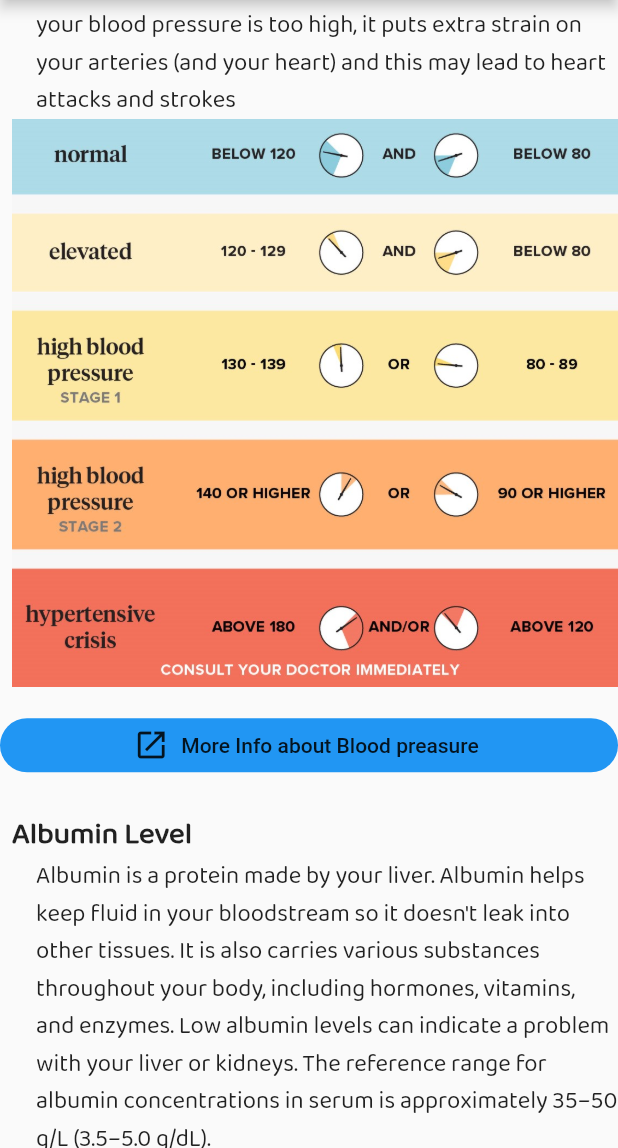
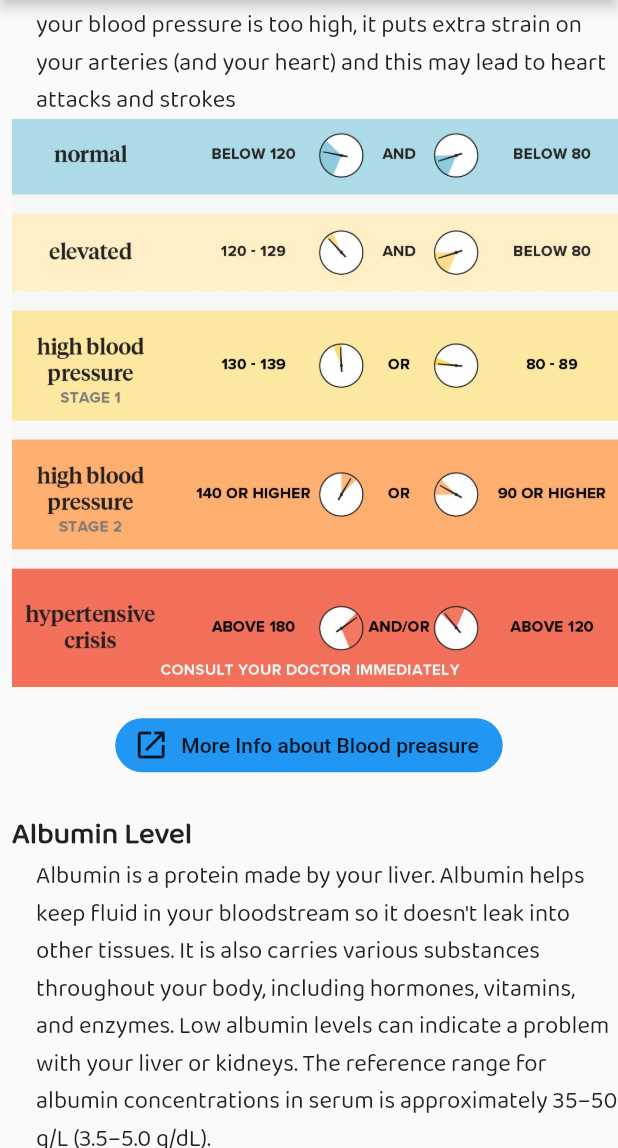
Before and after one commit to KushanChamindu/health-care-support-system, a Flutter app: the CKDMessageAbout screen opened by its route, scrolled down 576 dp, on a phone screen of 412 x 824 dp, the part 88-1236 px from its top. Run offline on Flutter 3.47's test engine with Material 2 defaults, Android fonts, the phone set to English and light mode, and no system bars; our stand-ins replace cloud_firestore, curved_navigation_bar, datetime_picker_formfield, firebase_auth, firebase_storage, fl_chart and 6 more; missing offline and left inert: flutter_dialogflow; accounts and stored records are empty; project files that could hold a hidden picture were left out.

Commit message:
minor changes

```diff
--- a/lib/Pages/CKD_pages/CKD_message_about.dart
+++ b/lib/Pages/CKD_pages/CKD_message_about.dart
@@ -199,6 +199,9 @@ class CKDMessageAbout extends StatelessWidget {
               'Blood Pressure',
               'When your heart beats, it pumps blood round your body to give it the energy and oxygen it needs. As the blood moves, it pushes against the sides of the blood vessels. The strength of this pushing is your blood pressure. If your blood pressure is too high, it puts extra strain on your arteries (and your heart) and this may lead to heart attacks and strokes',
               'assets/CKD_image/bloodPreasure.jpg'),
+          Row(
+            mainAxisAlignment: MainAxisAlignment.spaceEvenly,
+            children: <Widget>[
               FlatButton.icon(
                 icon: Icon(Icons.launch),
                 shape:
@@ -210,6 +213,8 @@ class CKDMessageAbout extends StatelessWidget {
                     forceWebView: false,
                     forceSafariVC: false),
                 label: Text('More Info about Blood preasure'),
+              ),
+            ],
           ),
           SizedBox(
             height: 20,
```
Lines whose indentation alone changed are shown as unchanged.
